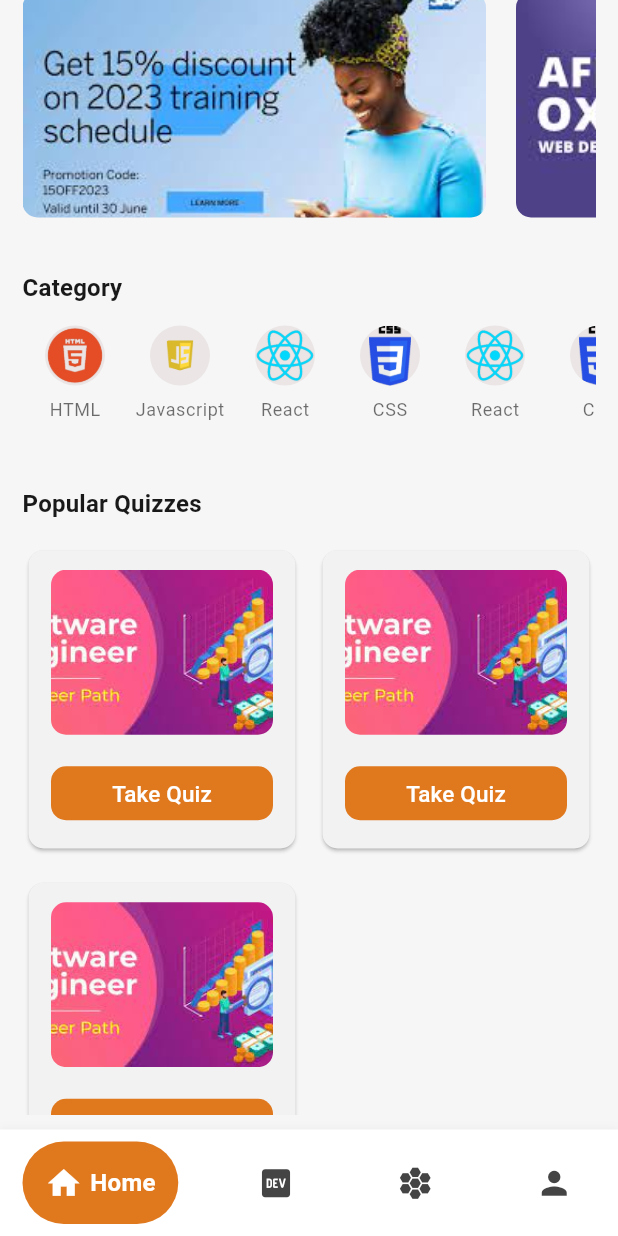
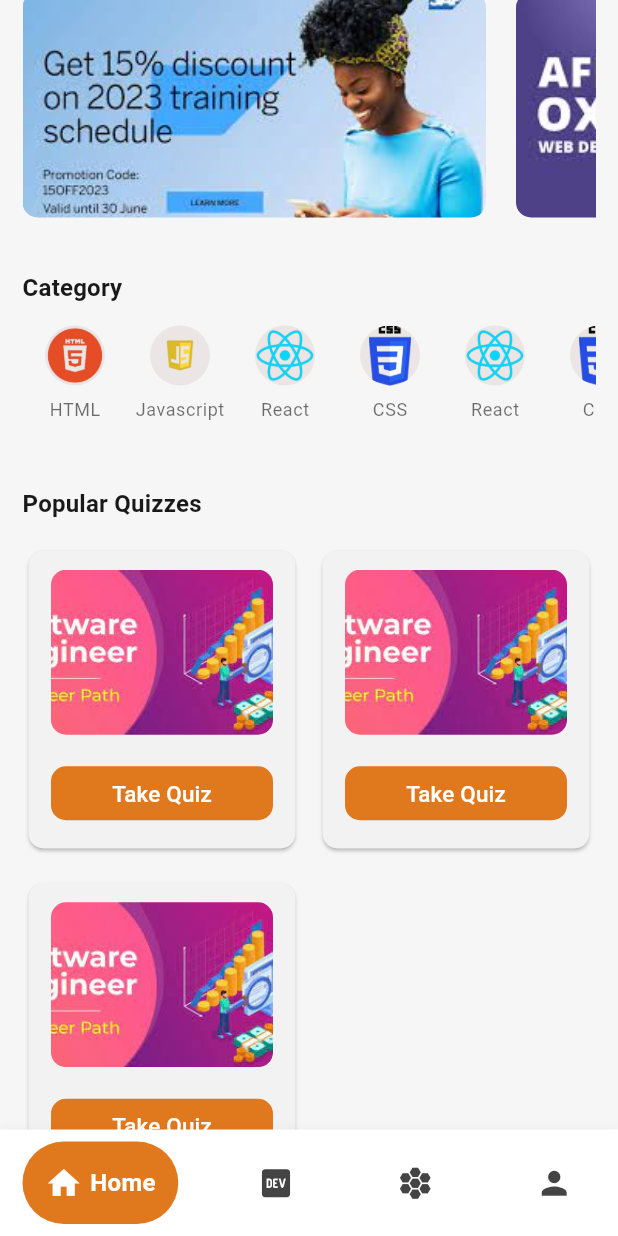
Before and after one commit to iluv27/quiz_master, a Flutter app: the screen it shows after launch, scrolled down 101 dp, on a phone screen of 412 x 824 dp. Run offline on Flutter 3.47's test engine with Material 3 defaults, Android fonts, the phone set to English and light mode, and no system bars; drawn by our look-alikes of google_nav_bar; our stand-ins replace shimmer, supabase_flutter; accounts and stored records are empty.

Commit message:
new commit

```diff
--- a/lib/screens/home_screen.dart
+++ b/lib/screens/home_screen.dart
@@ -114,10 +114,12 @@ class _HomeScreenState extends State<HomeScreen> {
         ),
 
         SizedBox(
-          height: 400,
+          height: 450,
           child: Padding(
             padding: const EdgeInsets.symmetric(horizontal: 15.0, vertical: 10),
             child: GridView.builder(
+                shrinkWrap: true,
+                physics: const NeverScrollableScrollPhysics(),
                 itemCount: 3,
                 gridDelegate: const SliverGridDelegateWithFixedCrossAxisCount(
                     crossAxisCount: 2,
@@ -148,7 +150,7 @@ class _HomeScreenState extends State<HomeScreen> {
                             onPressed: () {
                               Navigator.push(context,
                                   MaterialPageRoute(builder: (context) {
-                                return QuizScreen();
+                                return const QuizScreen();
                               }));
                             },
                             style: ButtonStyle(
--- a/pubspec.yaml
+++ b/pubspec.yaml
@@ -16,6 +16,7 @@ dependencies:
   cupertino_icons: ^1.0.2
   provider: ^6.1.1
   shimmer: ^3.0.0
+  supabase_flutter: ^2.0.0
 
 dev_dependencies:
   flutter_test:
```
Also changed, not shown: lib/main.dart (+9 -1 lines), lib/services/firebase_services.dart (deleted), pubspec.lock, 7 other files.
